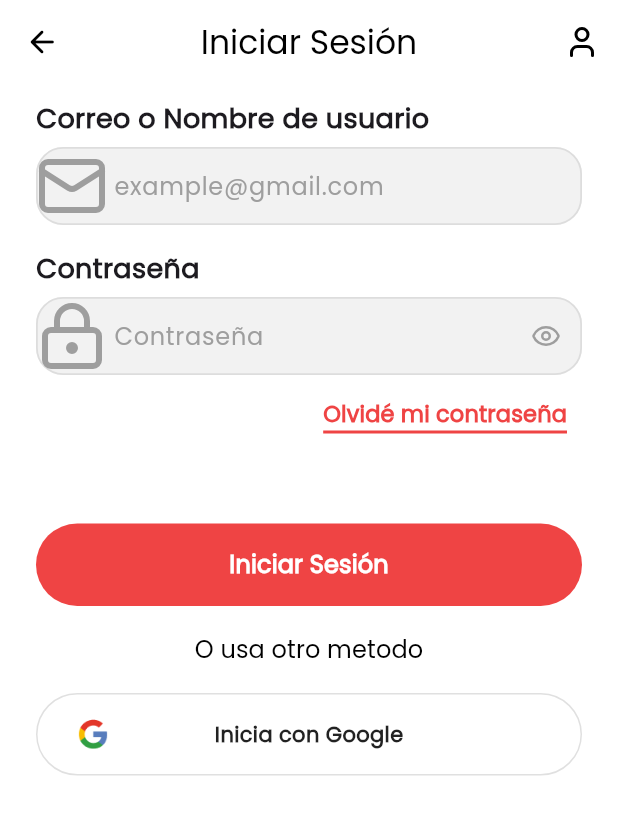
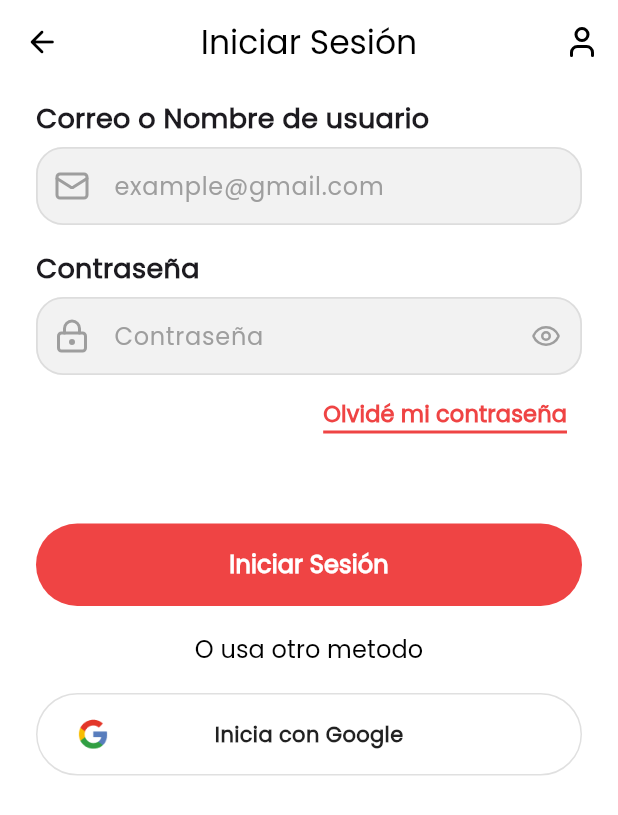
Before and after one commit to Dev-AlexanderEP/ProyectoFlutter_Eccomerce, a Flutter app: the screen it shows after launch, on a phone screen of 412 x 824 dp. Shown: the top 815 px of the screen. Run offline on Flutter 3.47's test engine with Material 3 defaults, Android fonts, the phone set to English and light mode, and no system bars; our stand-ins replace flutter_svg, google_sign_in.

Commit message:
fix: ajustar tamaño del ícono prefix en el botón

```diff
--- a/lib/shared/widgets/AppTextField.dart
+++ b/lib/shared/widgets/AppTextField.dart
@@ -205,6 +205,8 @@ class _AppTextFieldState extends State<AppTextField> {
       width: 13,
       height: 13,
       color: _iconColor(), // opcional, para recolorizar
+      fit: BoxFit.scaleDown,
+
     );
 
     final Color bColor = _borderColor();
```
